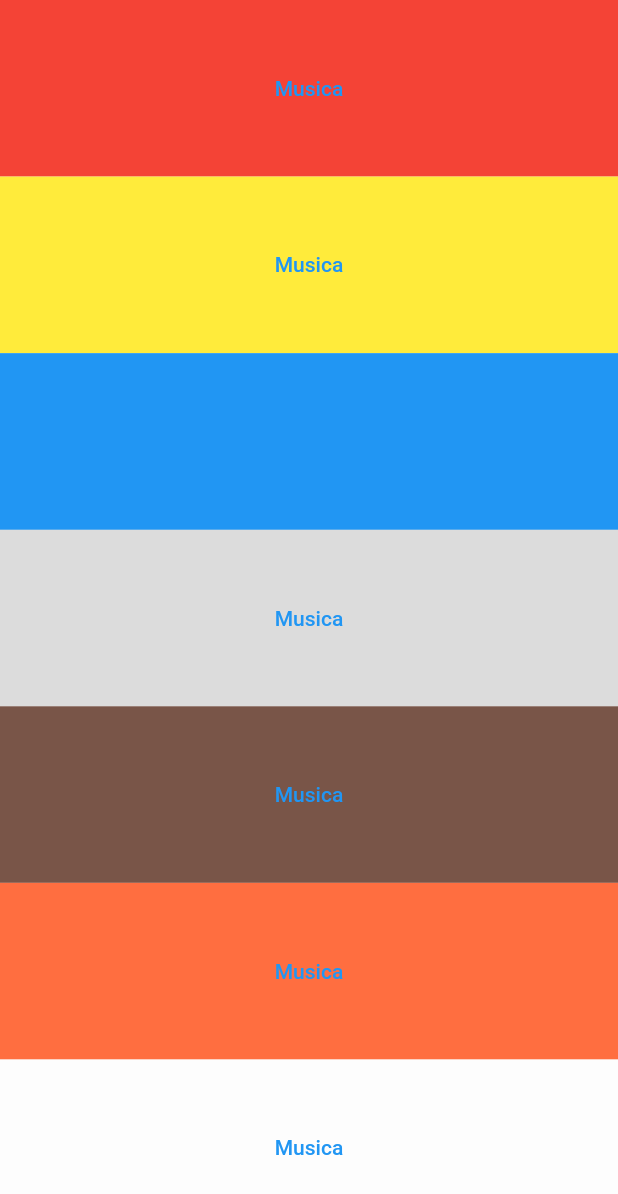
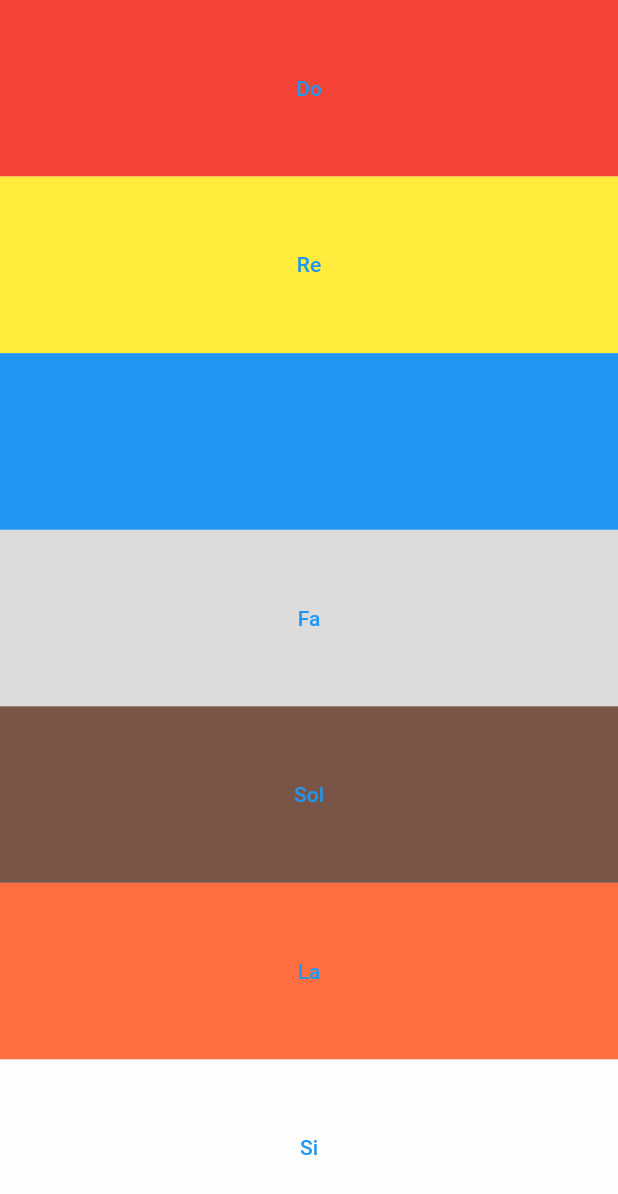
Before and after one commit to dafm10/flutter_codigo4_xylophone, a Flutter app: the screen it shows after launch, on a phone screen of 412 x 824 dp. Shown: the top 1194 px of the screen. Run offline on Flutter 3.47's test engine with Material 2 defaults, Android fonts, the phone set to English and light mode, and no system bars; our stand-ins replace audioplayers.

```diff
--- a/lib/main.dart
+++ b/lib/main.dart
@@ -14,7 +14,7 @@ class MyApp extends StatelessWidget {
     audioCache.play("audio/note$numberNote.wav");
   }
 
-  Widget buildKey (Color colorKey, int note){
+  Widget buildKey (Color colorKey, int note, String mensaje){
     return Expanded(
       child: Container(
         color: colorKey,
@@ -22,7 +22,7 @@ class MyApp extends StatelessWidget {
           onPressed: () {
             playNote(note);
           },
-          child: Text("Musica"),
+          child: Text(mensaje),
         ),
       ),
     );
@@ -36,13 +36,13 @@ class MyApp extends StatelessWidget {
           child: Column(
             crossAxisAlignment: CrossAxisAlignment.stretch,
             children: [
-              buildKey(Colors.red, 1),
-              buildKey(Colors.yellow, 2),
-              buildKey(Colors.blue, 3),
-              buildKey(Colors.black12, 4),
-              buildKey(Colors.brown, 5),
-              buildKey(Colors.deepOrangeAccent, 6),
-              buildKey(Colors.white54, 7),
+              buildKey(Colors.red, 1, 'Do'),
+              buildKey(Colors.yellow, 2, 'Re'),
+              buildKey(Colors.blue, 3, 'Mi'),
+              buildKey(Colors.black12, 4, 'Fa'),
+              buildKey(Colors.brown, 5, 'Sol'),
+              buildKey(Colors.deepOrangeAccent, 6, 'La'),
+              buildKey(Colors.white54, 7, 'Si'),
             ],
           ),
         ),
```
